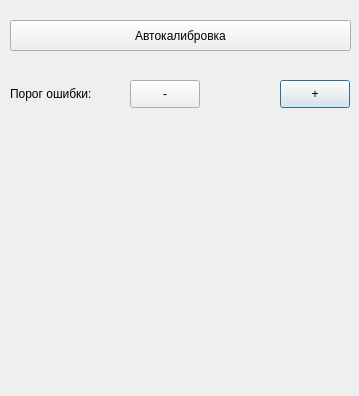
First picture: the form in gui/settings.ui, repository EPC-MSU/EPLab, before the edit.
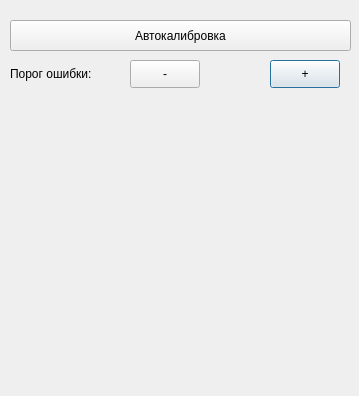
Second picture: the form after the edit.

```diff
--- a/gui/settings.ui
+++ b/gui/settings.ui
@@ -20,7 +20,7 @@
    <property name="geometry">
     <rect>
      <x>10</x>
-     <y>80</y>
+     <y>60</y>
      <width>111</width>
      <height>28</height>
     </rect>
@@ -32,8 +32,8 @@
   <widget class="QPushButton" name="score_treshold_button_plus">
    <property name="geometry">
     <rect>
-     <x>280</x>
-     <y>80</y>
+     <x>270</x>
+     <y>60</y>
      <width>70</width>
      <height>28</height>
     </rect>
@@ -52,7 +52,7 @@
    <property name="geometry">
     <rect>
      <x>130</x>
-     <y>80</y>
+     <y>60</y>
      <width>70</width>
      <height>28</height>
     </rect>
@@ -83,8 +83,8 @@
   <widget class="QLabel" name="score_treshold_value_label">
    <property name="geometry">
     <rect>
-     <x>220</x>
-     <y>80</y>
+     <x>210</x>
+     <y>60</y>
      <width>50</width>
      <height>28</height>
     </rect>
```
